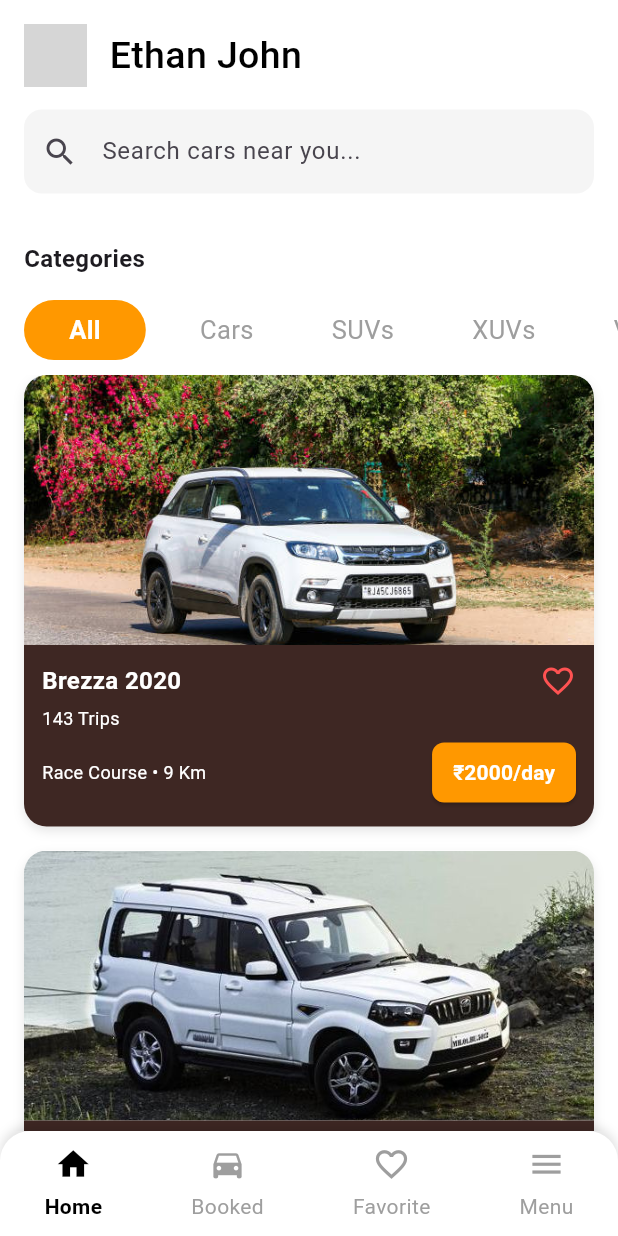
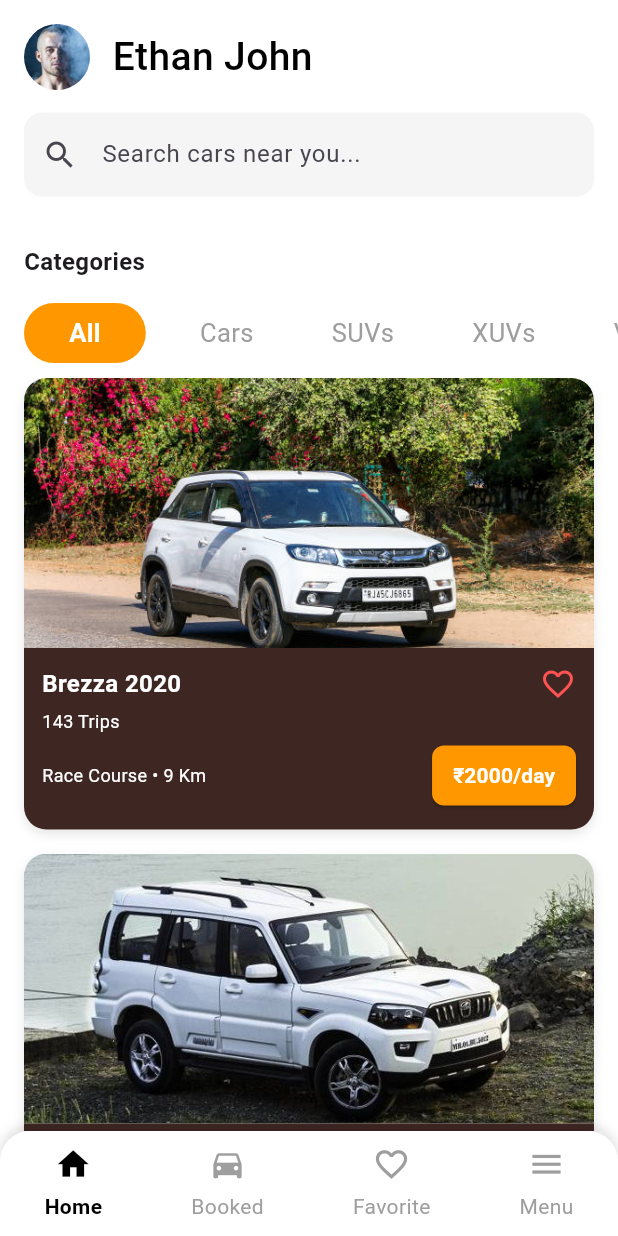
Before and after one commit to Deep-Kacha/Car_Rent_App, a Flutter app: the HomePage screen opened directly, on a phone screen of 412 x 824 dp. Run offline on Flutter 3.47's test engine with Material 3 defaults, Android fonts, the light colour scheme and no system bars; grey boxes are pictures that could not be loaded.

Commit message:
Do Some Changes To Better UI

```diff
--- a/car_rental_project/lib/Authorization/Booking/Booked_Car.dart
+++ b/car_rental_project/lib/Authorization/Booking/Booked_Car.dart
@@ -17,7 +17,7 @@
             children: [
               Text(
                 "Booked Car",
-                style: TextStyle(fontSize: 30, fontWeight: FontWeight.w500),
+                style: TextStyle(fontSize: 28, fontWeight: FontWeight.w500),
               ),
 
               const SizedBox(height: 20),
--- a/car_rental_project/lib/Authorization/Favorite_car/Favorite.dart
+++ b/car_rental_project/lib/Authorization/Favorite_car/Favorite.dart
@@ -33,8 +33,8 @@
                     Text(
                       "Favorites",
                       style: TextStyle(
-                        fontSize: 26,
-                        fontWeight: FontWeight.bold,
+                        fontSize: 28,
+                        fontWeight: FontWeight.w500,
                         color: Colors.black,
                       ),
                     ),
--- a/car_rental_project/lib/Authorization/Home Page/home_page.dart
+++ b/car_rental_project/lib/Authorization/Home Page/home_page.dart
@@ -80,16 +80,14 @@
               Row(
                 children: [
                   CircleAvatar(
-                    radius: 21,
-                    backgroundImage: NetworkImage(
-                      "https://i.pravatar.cc/150?img=3",
-                    ),
+                    radius: 22,
+                    backgroundImage: AssetImage("assets/images/profile.jpg"),
                   ),
                   SizedBox(width: 15),
                   Text(
                     "Ethan John",
                     style: TextStyle(
-                      fontSize: 25,
+                      fontSize: 26,
                       fontWeight: FontWeight.w500,
                       color: Colors.black,
                     ),
--- a/car_rental_project/lib/Menu/Account.dart
+++ b/car_rental_project/lib/Menu/Account.dart
@@ -1,11 +1,5 @@
-<<<<<<< Updated upstream
 import 'package:flutter/material.dart';
-import 'package:car_rental_project/Home Page/Menu.dart';
-=======
 import 'package:car_rental_project/Authorization/Menu/Menu.dart';
-import 'package:flutter/material.dart';
-
->>>>>>> Stashed changes
 
 class AccountPage extends StatefulWidget {
   const AccountPage({Key? key}) : super(key: key);
@@ -45,7 +39,7 @@
                   const SizedBox(width: 8),
                   const Text(
                     "Account",
-                    style: TextStyle(fontSize: 20, fontWeight: FontWeight.bold),
+                    style: TextStyle(fontSize: 28, fontWeight: FontWeight.w500),
                   ),
                 ],
               ),
--- a/car_rental_project/lib/main.dart
+++ b/car_rental_project/lib/main.dart
@@ -1,6 +1,4 @@
 import 'package:car_rental_project/Authorization/Home%20Page/home_page.dart';
-import 'package:car_rental_project/Menu/Account.dart';
-
 import 'package:flutter/material.dart';
 
 void main() {
@@ -18,7 +16,7 @@
       theme: ThemeData(
         colorScheme: ColorScheme.fromSeed(seedColor: Colors.deepPurple),
       ),
-      home: AccountPage(),
+      home: HomePage(),
       // SignIn(),
       // SplashScreen(),
     );
```
Also changed, not shown: car_rental_project/lib/Authorization/Menu/Menu.dart (+11 -5 lines).
